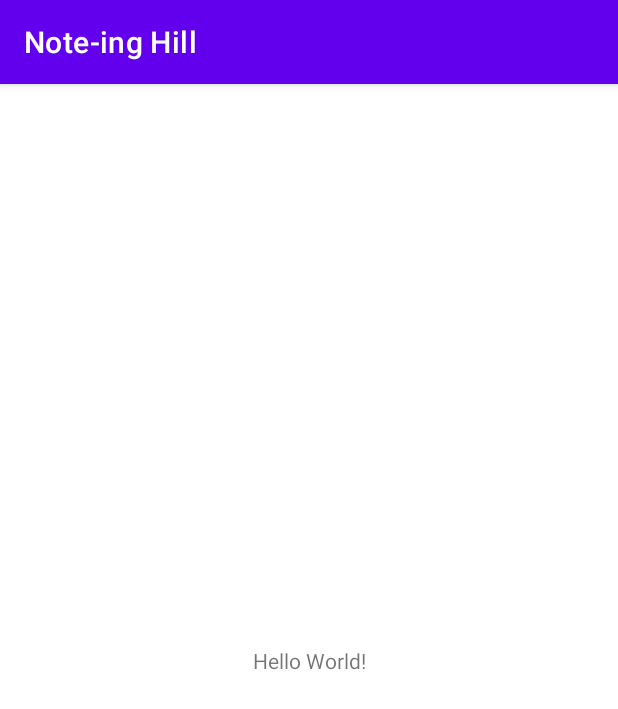
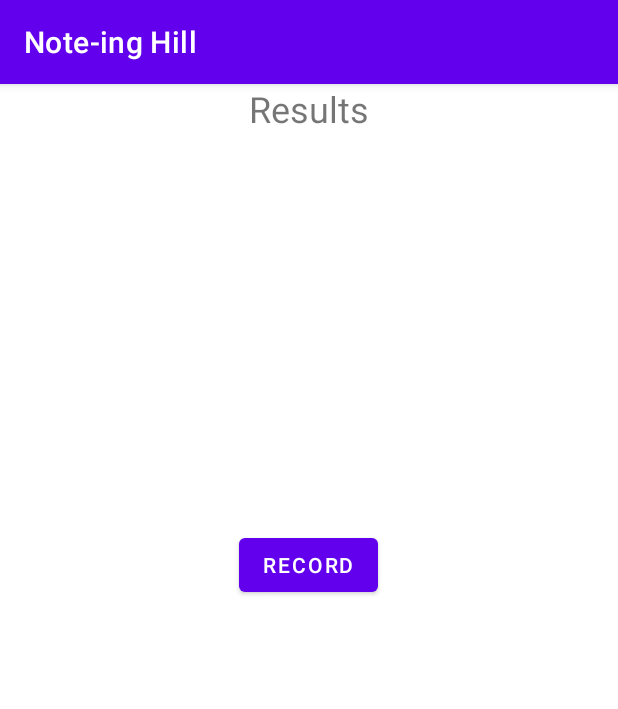
Before and after one commit to Aniket-512/Note-ingHill, an Android app: the screen it shows after launch (MainActivity before the commit, SpeechActivity after it), on a phone screen of 412 x 824 dp. Shown: the top 709 px of the screen. Run offline under Robolectric (Android 15) with nearby library versions, the phone set to English and light mode, and no system bars; libraries missing offline, so code that uses them is left out: com.arthenica.mobileffmpeg, com.ibm.cloud, com.ibm.watson.

Commit message:
Added full Speech-to-Text functionality

```diff
--- a/app/build.gradle
+++ b/app/build.gradle
@@ -39,6 +39,10 @@ dependencies {
 
     // AWS Amplify API, DataStore dependencies
     implementation 'com.amplifyframework:aws-api:1.17.4'
-    implementation 'com.amplifyframework:aws-datastore:1.17.4'
+    //implementation 'com.amplifyframework:aws-datastore:1.17.4'
     implementation 'com.amplifyframework:aws-auth-cognito:1.17.4'
+
+    // IBM Watson Speech-to-Text API
+    implementation 'com.ibm.watson:ibm-watson:9.0.2'
+    implementation 'com.arthenica:mobile-ffmpeg-full:4.4'
 }
--- a/app/src/main/AndroidManifest.xml
+++ b/app/src/main/AndroidManifest.xml
@@ -1,6 +1,10 @@
 <?xml version="1.0" encoding="utf-8"?>
 <manifest xmlns:android="http://schemas.android.com/apk/res/android"
     package="com.example.note_inghill">
+
+    <!-- Permissions required by IBM Watson Speech-to-Text API-->
+    <uses-permission android:name="android.permission.INTERNET" />
+    <uses-permission android:name="android.permission.RECORD_AUDIO" />
 
     <application
         android:allowBackup="true"
@@ -9,7 +13,7 @@
         android:roundIcon="@mipmap/ic_launcher_round"
         android:supportsRtl="true"
         android:theme="@style/Theme.NoteingHill">
-        <activity android:name=".MainActivity">
+        <activity android:name=".SpeechActivity">
             <intent-filter>
                 <action android:name="android.intent.action.MAIN" />
 
--- a/app/src/main/java/com/example/note_inghill/MainActivity.java
+++ /dev/null
@@ -1,61 +0,0 @@
-package com.example.note_inghill;
-
-import androidx.appcompat.app.AppCompatActivity;
-
-import android.os.Bundle;
-import android.util.Log;
-
-import com.amplifyframework.AmplifyException;
-import com.amplifyframework.auth.AuthUserAttribute;
-import com.amplifyframework.auth.AuthUserAttributeKey;
-import com.amplifyframework.auth.cognito.AWSCognitoAuthPlugin;
-import com.amplifyframework.auth.options.AuthSignUpOptions;
-import com.amplifyframework.core.Amplify;
-
-import java.util.ArrayList;
-
-public class MainActivity extends AppCompatActivity {
-
-    @Override
-    protected void onCreate(Bundle savedInstanceState) {
-        super.onCreate(savedInstanceState);
-        setContentView(R.layout.activity_main);
-
-        try {
-            Amplify.addPlugin(new AWSCognitoAuthPlugin());
-            Amplify.configure(getApplicationContext());
-            Log.i("MyAmplifyApp", "Initialized Amplify Auth");
-        } catch (AmplifyException error) {
-            Log.e("MyAmplifyApp", "Could not initialize Amplify Auth", error);
-        }
-
-        // Check whether user is signed in or not
-        Amplify.Auth.fetchAuthSession(
-                result -> Log.i("AmplifyQuickstart", result.toString()),
-                error -> Log.e("AmplifyQuickstart", error.toString())
-        );
-
-        /*
-        // Test account attributes
-        ArrayList<AuthUserAttribute> attributes = new ArrayList<>();
-        attributes.add(new AuthUserAttribute(AuthUserAttributeKey.email(), "aniket.ga8@gmail.com"));
-        attributes.add(new AuthUserAttribute(AuthUserAttributeKey.phoneNumber(), "+917022995558"));
-
-        // Test account registration
-        Amplify.Auth.signUp(
-                "aniket.ga8@gmail.com",
-                "Pass1234!",
-                AuthSignUpOptions.builder().userAttributes(attributes).build(),
-                result -> Log.i("AuthQuickstart", result.toString()),
-                error -> Log.e("AuthQuickstart", error.toString())
-        );*/
-
-        // Attempt to sign in
-        Amplify.Auth.signIn(
-                "aniket.ga8@gmail.com",
-                "Pass1234!",
-                result -> Log.i("AuthQuickstart", result.isSignInComplete() ? "Sign in succeeded" : "Sign in not complete"),
-                error -> Log.e("AuthQuickstart", error.toString())
-        );
-    }
-}
--- /dev/null
+++ b/app/src/main/java/com/example/note_inghill/ResultsRecyclerAdapter.java
@@ -0,0 +1,59 @@
+package com.example.note_inghill;
+
+import android.view.LayoutInflater;
+import android.view.View;
+import android.view.ViewGroup;
+import android.widget.TextView;
+
+import androidx.annotation.NonNull;
+import androidx.recyclerview.widget.RecyclerView;
+
+import java.util.ArrayList;
+import java.util.List;
+
+public class ResultsRecyclerAdapter extends RecyclerView.Adapter<ResultsRecyclerAdapter.ResultViewHolder> {
+    private List<Result> results;
+
+    public ResultsRecyclerAdapter() {
+        this.results = new ArrayList<>();
+    }
+
+    @NonNull
+    @Override
+    public ResultViewHolder onCreateViewHolder(@NonNull ViewGroup parent, int viewType) {
+        View itemView = LayoutInflater.from(parent.getContext()).inflate(R.layout.item_result, parent, false);
+        return new ResultViewHolder(itemView);
+    }
+
+    @Override
+    public void onBindViewHolder(@NonNull ResultViewHolder holder, int position) {
+        holder.bind(results.get(position));
+    }
+
+    @Override
+    public int getItemCount() {
+        return results.size();
+    }
+
+    public void setResults(List<Result> results) {
+        this.results = results;
+        notifyDataSetChanged();
+    }
+
+    class ResultViewHolder extends RecyclerView.ViewHolder {
+        private TextView transcript;
+        private TextView confidence;
+
+        public ResultViewHolder(@NonNull View itemView) {
+            super(itemView);
+
+            transcript = itemView.findViewById(R.id.item_result_transcript);
+            confidence = itemView.findViewById(R.id.item_result_confidence);
+        }
+
+        public void bind(Result result) {
+            transcript.setText(result.getTranscript());
+            confidence.setText(String.valueOf(result.getConfidence()));
+        }
+    }
+}
--- /dev/null
+++ b/app/src/main/java/com/example/note_inghill/SpeechActivity.java
@@ -0,0 +1,236 @@
+package com.example.note_inghill;
+
+import androidx.annotation.NonNull;
+import androidx.appcompat.app.AppCompatActivity;
+import androidx.core.app.ActivityCompat;
+import androidx.recyclerview.widget.LinearLayoutManager;
+import androidx.recyclerview.widget.RecyclerView;
+
+import android.Manifest;
+import android.content.pm.PackageManager;
+import android.media.MediaRecorder;
+import android.os.Bundle;
+import android.os.Handler;
+import android.util.Log;
+import android.view.View;
+import android.widget.Button;
+
+import com.arthenica.mobileffmpeg.Config;
+import com.arthenica.mobileffmpeg.FFmpeg;
+import com.ibm.cloud.sdk.core.http.HttpMediaType;
+import com.ibm.cloud.sdk.core.security.IamAuthenticator;
+import com.ibm.watson.speech_to_text.v1.SpeechToText;
+import com.ibm.watson.speech_to_text.v1.model.RecognizeOptions;
+import com.ibm.watson.speech_to_text.v1.model.SpeechRecognitionResults;
+
+import org.json.JSONArray;
+import org.json.JSONException;
+import org.json.JSONObject;
+
+import java.io.File;
+import java.io.FileNotFoundException;
+import java.io.IOException;
+import java.util.ArrayList;
+import java.util.List;
+import java.util.UUID;
+
+import static com.arthenica.mobileffmpeg.Config.RETURN_CODE_CANCEL;
+import static com.arthenica.mobileffmpeg.Config.RETURN_CODE_SUCCESS;
+
+public class SpeechActivity extends AppCompatActivity {
+    // Audio recording is a dangerous permission and hence requires to be asked for at run-time
+
+    // Setting permission request code instead of having it created by system
+    private static final int REQUEST_RECORD_AUDIO = 200;
+    // Store permissions request String from Manifest file
+    private static final String[] permissions = {Manifest.permission.RECORD_AUDIO};
+    // Store permission status (granted/not)
+    private boolean audioRecordingPermissionGranted;
+
+    // IBM Watson Speech-to-Text API Key, URL
+    private static final String API_KEY = "exDcMHqaQLPF7cmfgJIo9f3_w-Me4BmMuA5Tp_Py0vPL";
+    private static final String URL = "https://api.eu-gb.speech-to-text.watson.cloud.ibm.com/instances/3dcd7d72-a638-4e28-88fb-cb746781714f";
+
+    // Store list of results, results adapter
+    private List<Result> results;
+    private ResultsRecyclerAdapter resultsRecyclerAdapter;
+
+    // Android API to create recording of speech
+    private MediaRecorder mediaRecorder;
+    // UI Record, Convert Buttons
+    private Button recordButton;
+    private Button convertButton;
+    // Variables to store filenames
+    private String recordedFileName;
+    private String convertedFileName;
+    // Recording status
+    private boolean isRecording;
+    // Main thread handler
+    private Handler mainHandler;
+
+    @Override
+    protected void onCreate(Bundle savedInstanceState) {
+        super.onCreate(savedInstanceState);
+        setContentView(R.layout.activity_speech);
+
+        // Request user for audio recording permissions
+        ActivityCompat.requestPermissions(this, permissions, REQUEST_RECORD_AUDIO);
+
+        // Initially not recording
+        isRecording = false;
+
+        mainHandler = new Handler();
+
+        results = new ArrayList<>();
+
+        RecyclerView resultsRecyclerView = findViewById(R.id.results_recycler);
+        resultsRecyclerView.setLayoutManager(new LinearLayoutManager(this));
+        resultsRecyclerAdapter = new ResultsRecyclerAdapter();
+        resultsRecyclerView.setAdapter(resultsRecyclerAdapter);
+
+
+        // Connect UI Button to Java code by id
+        recordButton = findViewById(R.id.record_button);
+        // Listen for click event on button
+        recordButton.setOnClickListener(v -> {
+            // If not recording currently and recording permission is granted
+            if(!isRecording){
+                if(audioRecordingPermissionGranted){
+                    // Try to call audio recording function
+                    try {
+                        startAudioRecording();
+                    } catch (IOException e) {
+                        e.printStackTrace();
+                    }
+                }
+            } else{
+                toggleRecording();
+                mediaRecorder.stop();
+                mediaRecorder.reset();
+                mediaRecorder.release();
+                convertButton.setVisibility(View.VISIBLE);
+            }
+        });
+
+        // Listen for click on convert button
+        convertButton = findViewById(R.id.convert_button);
+        convertButton.setOnClickListener(v -> {
+            Thread thread = new Thread(() -> {
+                // Call convertSpeech() function
+                try {
+                    convertSpeech();
+                } catch (FileNotFoundException e) {
+                    e.printStackTrace();
+                }
+            });
+            thread.start();
+        });
+    }
+
+    // Toggle recording status and change button text accordingly.
+    private void toggleRecording() {
+        isRecording = !isRecording;
+        if (isRecording) {
+            recordButton.setText(R.string.stop_record_button);
+        } else {
+            recordButton.setText(R.string.record_button_text);
+        }
+    }
+
+    // Automatically called function in the background when permissions request is sent
+    @Override
+    public void onRequestPermissionsResult(int requestCode, @NonNull String[] permissions, @NonNull int[] grantResults) {
+        // Call parent function
+        super.onRequestPermissionsResult(requestCode, permissions, grantResults);
+        // Additional modifications -
+        // Store result of request for audio recording permission
+        if (requestCode==REQUEST_RECORD_AUDIO){
+                audioRecordingPermissionGranted = grantResults[0] == PackageManager.PERMISSION_GRANTED;
+                Log.i("AudioPermission", "onRequestPermissionsResult: "+audioRecordingPermissionGranted);
+        }
+        // If permission was not granted, close the activity (app)
+        if (!audioRecordingPermissionGranted) {
+            Log.i("AudioPermission", "Recording Permission Denied");
+            finish();
+        }
+    }
+
+    // Start recording audio from microphone
+    private void startAudioRecording() throws IOException {
+        toggleRecording();
+        convertButton.setVisibility(View.INVISIBLE);
+        // Use random UUIDs for filenames
+        String uuid = UUID.randomUUID().toString();
+        recordedFileName = getFilesDir().getPath() + "/" + uuid + ".3gp";
+        convertedFileName = getFilesDir().getPath() + "/" + uuid + ".mp3";
+
+        // Android MediaRecorder API records by default in 3GPP format
+        // Setup for recorder is as follows -
+        mediaRecorder = new MediaRecorder();
+        mediaRecorder.setAudioSource(MediaRecorder.AudioSource.MIC);
+        mediaRecorder.setOutputFormat(MediaRecorder.OutputFormat.THREE_GPP);
+        mediaRecorder.setAudioEncoder(MediaRecorder.AudioEncoder.AMR_NB);
+        mediaRecorder.setOutputFile(recordedFileName);
+
+        // Prepare recorder and begin capturing and encoding data in 3GPP format
+        mediaRecorder.prepare();
+        mediaRecorder.start();
+    }
+
+    private void convertSpeech() throws FileNotFoundException {
+        // Convert recorded audio in 3GPP format to MP3 format using FFMPEG
+        int rc = FFmpeg.execute(String.format("-i %s -c:a libmp3lame %s", recordedFileName, convertedFileName));
+
+        if (rc == RETURN_CODE_SUCCESS) {
+            Log.i(Config.TAG, "Command execution completed successfully.");
+
+            // Create authenticator object for access to IBM Watson API
+            IamAuthenticator authenticator = new IamAuthenticator(API_KEY);
+            // Setup Speech-to-Text API
+            SpeechToText speechToText = new SpeechToText(authenticator);
+            speechToText.setServiceUrl(URL);
+
+            File audioFile = new File(convertedFileName);
+
+            // Narrowband Model uses 8kHz instead of 16kHz sampling rate, good for low internet connectivity
+            RecognizeOptions options = new RecognizeOptions.Builder()
+                    .audio(audioFile)
+                    .contentType(HttpMediaType.AUDIO_MP3)
+                    .model("en-AU_NarrowbandModel")
+                    .build();
+
+            // Final transcript of conversion
+            final SpeechRecognitionResults transcript = speechToText.recognize(options).execute().getResult();
+            Log.i("Transcript", ""+transcript);
+
+            mainHandler.post(() -> {
+                try {
+                    results.clear();
+                    JSONObject jsonObject = new JSONObject(transcript.toString());
+                    JSONArray resultsArray = jsonObject.getJSONArray("results");
+                    for (int i = 0; i < resultsArray.length(); i++) {
+                        JSONArray alternativesArray = resultsArray.getJSONObject(i).getJSONArray("alternatives");
+                        for (int j = 0; j < alternativesArray.length(); j++) {
+                            JSONObject resultObject = alternativesArray.getJSONObject(j);
+                            results.add(
+                                    new Result(
+                                            resultObject.getString("transcript"),
+                                            resultObject.getDouble("confidence")
+                                    )
+                            );
+                        }
+                    }
+                    resultsRecyclerAdapter.setResults(results);
+                    Log.i("RecyclerAdapter", "results: "+results);
+                } catch (JSONException e) {
+                    e.printStackTrace();
+                }
+            });
+        } else if (rc == RETURN_CODE_CANCEL) {
+            Log.i(Config.TAG, "Command execution cancelled by user.");
+        } else {
+            Log.i(Config.TAG, String.format("Command execution failed with rc=%d and the output below.", rc));
+            Config.printLastCommandOutput(Log.INFO);
+        }
+    }
+}
--- a/app/src/main/res/layout/activity_main.xml
+++ /dev/null
@@ -1,18 +0,0 @@
-<?xml version="1.0" encoding="utf-8"?>
-<androidx.constraintlayout.widget.ConstraintLayout xmlns:android="http://schemas.android.com/apk/res/android"
-    xmlns:app="http://schemas.android.com/apk/res-auto"
-    xmlns:tools="http://schemas.android.com/tools"
-    android:layout_width="match_parent"
-    android:layout_height="match_parent"
-    tools:context=".MainActivity">
-
-    <TextView
-        android:layout_width="wrap_content"
-        android:layout_height="wrap_content"
-        android:text="Hello World!"
-        app:layout_constraintBottom_toBottomOf="parent"
-        app:layout_constraintLeft_toLeftOf="parent"
-        app:layout_constraintRight_toRightOf="parent"
-        app:layout_constraintTop_toTopOf="parent" />
-
-</androidx.constraintlayout.widget.ConstraintLayout>
--- /dev/null
+++ b/app/src/main/res/layout/activity_speech.xml
@@ -0,0 +1,39 @@
+<?xml version="1.0" encoding="utf-8"?>
+<LinearLayout
+    xmlns:android="http://schemas.android.com/apk/res/android"
+    xmlns:app="http://schemas.android.com/apk/res-auto"
+    xmlns:tools="http://schemas.android.com/tools"
+    android:layout_width="match_parent"
+    android:layout_height="match_parent"
+    tools:context=".SpeechActivity"
+    android:orientation="vertical">
+
+    <TextView
+        android:layout_width="match_parent"
+        android:layout_height="59dp"
+        android:text="@string/results_textview"
+        android:textAlignment="center"
+        android:textSize="24sp" />
+
+    <androidx.recyclerview.widget.RecyclerView
+        android:id="@+id/results_recycler"
+        android:layout_width="match_parent"
+        android:layout_height="237dp" />
+
+    <Button
+        android:id="@+id/record_button"
+        android:layout_width="wrap_content"
+        android:layout_height="wrap_content"
+        android:layout_gravity="center_horizontal"
+        android:text="@string/record_button_text" />
+
+    <Button
+        android:id="@+id/convert_button"
+        android:layout_width="wrap_content"
+        android:layout_height="wrap_content"
+        android:layout_gravity="center_horizontal"
+        android:text="@string/convert_button_text"
+        android:visibility="invisible"
+        app:iconPadding="8dp" />
+
+</LinearLayout>
--- a/app/src/main/res/values/strings.xml
+++ b/app/src/main/res/values/strings.xml
@@ -1,3 +1,7 @@
 <resources>
     <string name="app_name">Note-ing Hill</string>
+    <string name="record_button_text">Record</string>
+    <string name="results_textview">Results</string>
+    <string name="stop_record_button">Stop</string>
+    <string name="convert_button_text">Convert</string>
 </resources>
```
Also changed, not shown: app/src/main/java/com/example/note_inghill/Result.java (added, +27 -0 lines), app/src/main/res/layout/item_result.xml (added, +25 -0 lines).
